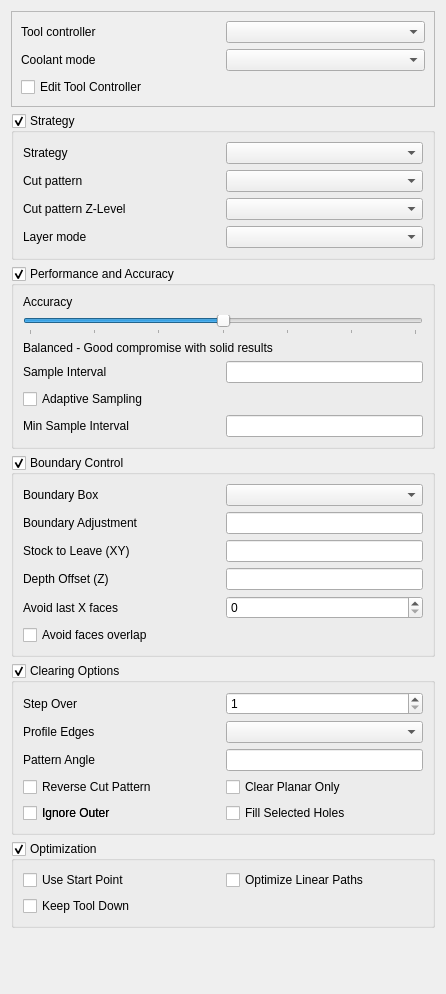
Qt form src/Mod/CAM/Gui/Resources/panels/PageOpSurfaceEdit.ui (Dimitris75/FreeCAD) before a commit.
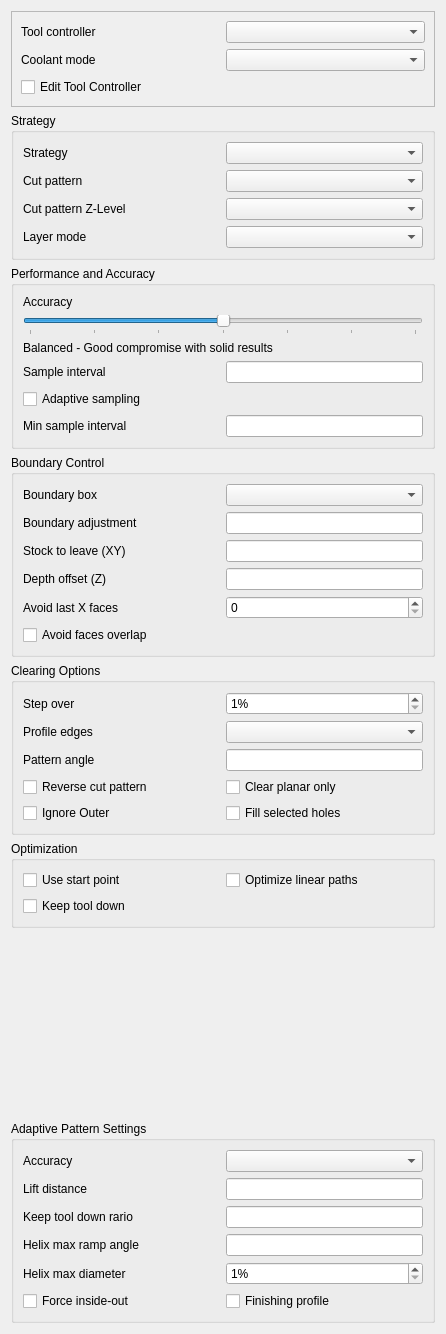
The same form after that commit. Custom widgets are drawn as their Qt base class.

Commit message:
UI Refactor - add Adaptive Pattern controls
-UI Refactor
-Add Adaptive Pattern Controls
-Add Helix cone angle property to adaptive_common.py

What changed in the file:
```diff
--- a/src/Mod/CAM/Gui/Resources/panels/PageOpSurfaceEdit.ui
+++ b/src/Mod/CAM/Gui/Resources/panels/PageOpSurfaceEdit.ui
@@ -7,7 +7,7 @@
     <x>0</x>
     <y>0</y>
     <width>446</width>
-    <height>994</height>
+    <height>1334</height>
    </rect>
   </property>
   <property name="windowTitle">
@@ -63,7 +63,7 @@
       <string>Strategy</string>
      </property>
      <property name="checkable">
-      <bool>true</bool>
+      <bool>false</bool>
      </property>
      <layout class="QGridLayout" name="gridLayout">
       <item row="0" column="0">
@@ -131,10 +131,10 @@
       <string>Performance and Accuracy</string>
      </property>
      <property name="checkable">
-      <bool>true</bool>
+      <bool>false</bool>
      </property>
      <property name="checked">
-      <bool>true</bool>
+      <bool>false</bool>
      </property>
      <layout class="QGridLayout" name="gridLayout_1">
       <item row="0" column="0" colspan="2">
@@ -210,7 +210,7 @@
       <item row="1" column="0">
        <widget class="QLabel" name="sampleInterval_label">
         <property name="text">
-         <string>Sample Interval</string>
+         <string>Sample interval</string>
         </property>
        </widget>
       </item>
@@ -236,14 +236,14 @@
          <string>Dynamically adjusts sampling density in high-curvature areas for better finishes.</string>
         </property>
         <property name="text">
-         <string>Adaptive Sampling</string>
+         <string>Adaptive sampling</string>
         </property>
        </widget>
       </item>
       <item row="3" column="0">
        <widget class="QLabel" name="minSampleInterval_label">
         <property name="text">
-         <string>Min Sample Interval</string>
+         <string>Min sample interval</string>
         </property>
        </widget>
       </item>
@@ -272,16 +272,16 @@
       <string>Boundary Control</string>
      </property>
      <property name="checkable">
-      <bool>true</bool>
+      <bool>false</bool>
      </property>
      <property name="checked">
-      <bool>true</bool>
+      <bool>false</bool>
      </property>
      <layout class="QGridLayout" name="gridLayout_2">
       <item row="0" column="0">
        <widget class="QLabel" name="boundBoxSelect_label">
         <property name="text">
-         <string>Boundary Box</string>
+         <string>Boundary box</string>
         </property>
        </widget>
       </item>
@@ -295,7 +295,7 @@
       <item row="1" column="0">
        <widget class="QLabel" name="boundaryAdjustment_label">
         <property name="text">
-         <string>Boundary Adjustment</string>
+         <string>Boundary adjustment</string>
         </property>
        </widget>
       </item>
@@ -318,7 +318,7 @@
       <item row="2" column="0">
        <widget class="QLabel" name="stockToLeave_label">
         <property name="text">
-         <string>Stock to Leave (XY)</string>
+         <string>Stock to leave (XY)</string>
         </property>
        </widget>
       </item>
@@ -341,7 +341,7 @@
       <item row="3" column="0">
        <widget class="QLabel" name="depthOffset_label">
         <property name="text">
-         <string>Depth Offset (Z)</string>
+         <string>Depth offset (Z)</string>
         </property>
        </widget>
       </item>
@@ -393,23 +393,26 @@
       <string>Clearing Options</string>
      </property>
      <property name="checkable">
-      <bool>true</bool>
+      <bool>false</bool>
      </property>
      <property name="checked">
-      <bool>true</bool>
+      <bool>false</bool>
      </property>
      <layout class="QGridLayout" name="gridLayout_3">
       <item row="0" column="0">
        <widget class="QLabel" name="stepOver_label">
         <property name="text">
-         <string>Step Over</string>
+         <string>Step over</string>
         </property>
        </widget>
       </item>
       <item row="0" column="1">
        <widget class="QSpinBox" name="stepOver">
         <property name="toolTip">
-         <string>The percentage of the tool diameter to move on each pass of the pattern.</string>
+         <string>The percentage of the tool diameter to step over on each pass</string>
+        </property>
+        <property name="suffix">
+         <string>%</string>
         </property>
         <property name="minimum">
          <number>1</number>
@@ -417,12 +420,18 @@
         <property name="maximum">
          <number>100</number>
         </property>
+        <property name="singleStep">
+         <number>5</number>
+        </property>
+        <property name="decimals" stdset="0">
+         <number>1</number>
+        </property>
        </widget>
       </item>
       <item row="1" column="0">
        <widget class="QLabel" name="profileEdges_label">
         <property name="text">
-         <string>Profile Edges</string>
+         <string>Profile edges</string>
         </property>
        </widget>
       </item>
@@ -436,7 +445,7 @@
       <item row="2" column="0">
        <widget class="QLabel" name="cutPatternAngle_label">
         <property name="text">
-         <string>Pattern Angle</string>
+         <string>Pattern angle</string>
         </property>
        </widget>
       </item>
@@ -462,7 +471,7 @@
          <string>Reverse the cut order of the stepover paths.</string>
         </property>
         <property name="text">
-         <string>Reverse Cut Pattern</string>
+         <string>Reverse cut pattern</string>
         </property>
        </widget>
       </item>
@@ -472,24 +481,14 @@
          <string>If true, clears only detected horizontal floors.</string>
         </property>
         <property name="text">
-         <string>Clear Planar Only</string>
+         <string>Clear planar only</string>
         </property>
        </widget>
       </item>
       <item row="4" column="0">
        <widget class="QCheckBox" name="ignoreOuter">
         <property name="toolTip">
-         <string>Ignore outer waterlines.</string>
-        </property>
-        <property name="text">
-         <string>Ignore Outer</string>
-        </property>
-       </widget>
-      </item>
-      <item row="4" column="0">
-       <widget class="QCheckBox" name="ignoreOuter">
-        <property name="toolTip">
-         <string>Ignore outer waterlines.</string>
+         <string>Ignores outer waterlines</string>
         </property>
         <property name="text">
          <string>Ignore Outer</string>
@@ -502,7 +501,7 @@
          <string>Selected vertical face(s) in the 'Base Geometry' will be filled/capped.</string>
         </property>
         <property name="text">
-         <string>Fill Selected Holes</string>
+         <string>Fill selected holes</string>
         </property>
        </widget>
       </item>
@@ -518,10 +517,10 @@
       <bool>false</bool>
      </property>
      <property name="checkable">
-      <bool>true</bool>
+      <bool>false</bool>
      </property>
      <property name="checked">
-      <bool>true</bool>
+      <bool>false</bool>
      </property>
      <layout class="QGridLayout" name="gridLayout_4">
       <item row="0" column="0">
@@ -530,7 +529,7 @@
          <string>Set to true if specifying a custom start point</string>
         </property>
         <property name="text">
-         <string>Use Start Point</string>
+         <string>Use start point</string>
         </property>
        </widget>
       </item>
@@ -540,7 +539,7 @@
          <string>Enable optimization of linear paths. Removes unnecessary co-linear points from G-code output.</string>
         </property>
         <property name="text">
-         <string>Optimize Linear Paths</string>
+         <string>Optimize linear paths</string>
         </property>
        </widget>
       </item>
@@ -550,7 +549,7 @@
          <string>Keep tool down during transitions instead of retracting to safe height.</string>
         </property>
         <property name="text">
-         <string>Keep Tool Down</string>
+         <string>Keep tool down</string>
         </property>
        </widget>
       </item>
@@ -570,6 +569,147 @@
      </property>
     </spacer>
    </item>
+   <item>
+    <widget class="QGroupBox" name="adaptivePatternGroup">
+     <property name="title">
+      <string>Adaptive Pattern Settings</string>
+     </property>
+     <layout class="QGridLayout" name="gridLayout_5">
+      <item row="0" column="0">
+       <widget class="QLabel" name="adaptivePatternAccuracy_label">
+        <property name="text">
+         <string>Accuracy</string>
+        </property>
+       </widget>
+      </item>
+      <item row="0" column="1">
+       <widget class="QComboBox" name="adaptivePatternAccuracy">
+        <property name="toolTip">
+         <string>Influences calculation performance vs stability and accuracy. Larger values will calculate faster; Smaller values will result in more accurate toolpaths.</string>
+        </property>
+       </widget>
+      </item>
+      <item row="1" column="0">
+       <widget class="QLabel" name="liftDistance_label">
+        <property name="text">
+         <string>Lift distance</string>
+        </property>
+       </widget>
+      </item>
+      <item row="1" column="1">
+       <widget class="Gui::InputField" name="liftDistance">
+        <property name="sizePolicy">
+         <sizepolicy hsizetype="Minimum" vsizetype="Fixed">
+          <horstretch>0</horstretch>
+          <verstretch>0</verstretch>
+         </sizepolicy>
+        </property>
+        <property name="toolTip">
+         <string>How much to lift the tool up during the rapid linking moves over cleared regions. If linking path is not clear tool is raised to clearance height.</string>
+        </property>
+        <property name="unit" stdset="0">
+         <string notr="true">mm</string>
+        </property>
+       </widget>
+      </item>
+      <item row="2" column="0">
+       <widget class="QLabel" name="keepToolDownRatio_label">
+        <property name="text">
+         <string>Keep tool down rario</string>
+        </property>
+       </widget>
+      </item>
+      <item row="2" column="1">
+       <widget class="Gui::InputField" name="keepToolDownRatio">
+        <property name="sizePolicy">
+         <sizepolicy hsizetype="Minimum" vsizetype="Fixed">
+          <horstretch>0</horstretch>
+          <verstretch>0</verstretch>
+         </sizepolicy>
+        </property>
+        <property name="toolTip">
+         <string>Max length of keep-tool-down linking path compared to direct distance between points. If exceeded link will be done by raising the tool to clearance height.</string>
+        </property>
+        <property name="unit" stdset="0">
+         <string notr="true">mm</string>
+        </property>
+       </widget>
+      </item>
+      <item row="3" column="0">
+       <widget class="QLabel" name="helixMaxRampAngle_label">
+        <property name="text">
+         <string>Helix max ramp angle</string>
+        </property>
+       </widget>
+      </item>
+      <item row="3" column="1">
+       <widget class="Gui::InputField" name="helixMaxRampAngle">
+        <property name="sizePolicy">
+         <sizepolicy hsizetype="Minimum" vsizetype="Fixed">
+          <horstretch>0</horstretch>
+          <verstretch>0</verstretch>
+         </sizepolicy>
+        </property>
+        <property name="toolTip">
+         <string>The maximum allowable angle of the helix ramp entry. Set to zero to disable limitation by ramp angle.</string>
+        </property>
+        <property name="unit" stdset="0">
+         <string notr="true">deg</string>
+        </property>
+       </widget>
+      </item>
+      <item row="4" column="0">
+       <widget class="QLabel" name="helixMaxDiameter_label">
+        <property name="text">
+         <string>Helix max diameter</string>
+        </property>
+       </widget>
+      </item>
+      <item row="4" column="1">
+       <widget class="QSpinBox" name="helixMaxDiameter">
+        <property name="toolTip">
+         <string>Maximum (and nominal) helix entry diameter, as a percentage of the tool diameter.</string>
+        </property>
+        <property name="suffix">
+         <string>%</string>
+        </property>
+        <property name="minimum">
+         <number>1</number>
+        </property>
+        <property name="maximum">
+         <number>100</number>
+        </property>
+        <property name="singleStep">
+         <number>5</number>
+        </property>
+        <property name="decimals" stdset="0">
+         <number>1</number>
+        </property>
+       </widget>
+      </item>
+      <item row="5" column="0">
+       <widget class="QCheckBox" name="forceInsideOut">
+        <property name="toolTip">
+         <string>Force plunging into material inside and clearing towards the edges.</string>
+        </property>
+        <property name="text">
+         <string>Force inside-out</string>
+        </property>
+       </widget>
+      </item>
+      <item row="5" column="1">
+       <widget class="QCheckBox" name="finishingProfile">
+        <property name="toolTip">
+         <string>To take a finishing profile path at the end.</string>
+        </property>
+        <property name="text">
+         <string>Finishing profile</string>
+        </property>
+       </widget>
+      </item>
+     </layout>
+    </widget>
+   </item>
   </layout>
  </widget>
  <customwidgets>
```
Left out of the diff: 24 changed lines with no effect on the pictures. The commit also changes 3 other files.
